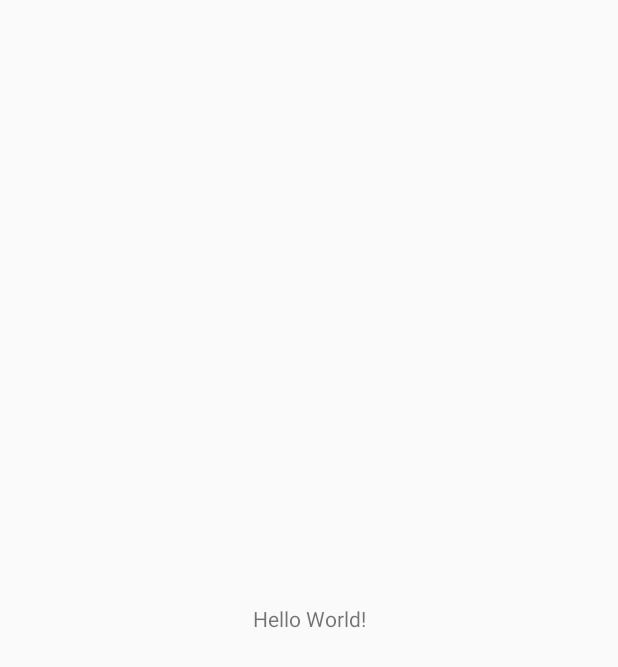
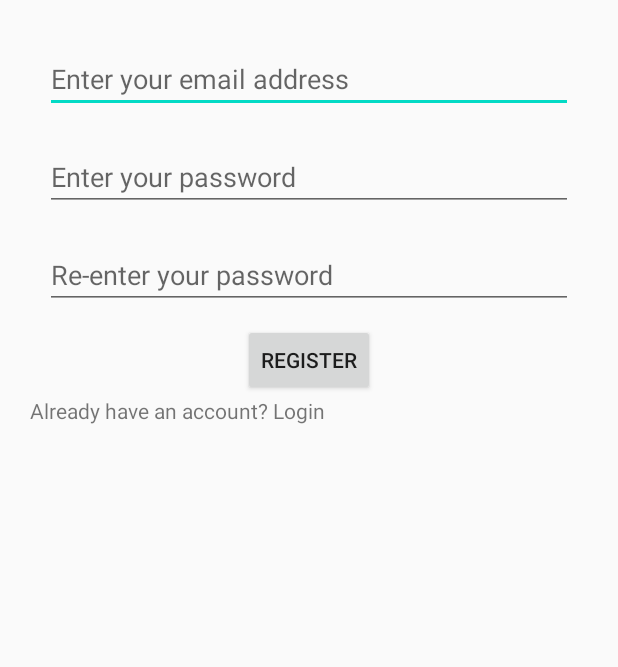
Before and after one commit to ajaseem129/CraftSanthe, an Android app: the screen it shows after launch once a user with an empty profile is signed in (MainActivity before the commit, RegisterActivity after it), on a phone screen of 412 x 824 dp. Before the commit the part shown is almost empty. Shown: the top 667 px of the screen. Run offline under Robolectric (Android 15) with nearby library versions, the phone set to English and light mode, and no system bars; our stand-ins replace Firebase (no records; nobody signed in at launch, a user with empty details on screens opened directly).

Commit message:
Minor changes

```diff
--- a/app/src/main/AndroidManifest.xml
+++ b/app/src/main/AndroidManifest.xml
@@ -5,10 +5,12 @@
     <application
         android:allowBackup="true"
         android:icon="@mipmap/ic_launcher"
-        android:label="@string/app_name"
+        android:label="@string/app_name_short"
         android:roundIcon="@mipmap/ic_launcher_round"
         android:supportsRtl="true"
         android:theme="@style/AppTheme">
+        <activity android:name=".views.RegisterActivity"></activity>
+        <activity android:name=".views.LoginActivity" />
         <activity android:name=".views.SplashActivity">
             <intent-filter>
                 <action android:name="android.intent.action.MAIN" />
@@ -17,6 +19,7 @@
             </intent-filter>
         </activity>
         <activity android:name=".views.MainActivity" />
+        <activity android:name=".views.EnterBasicInformation" />
     </application>
 
 </manifest>
--- /dev/null
+++ b/app/src/main/java/com/appdotlab/craftsanthe/model/AuthModels.kt
@@ -0,0 +1,4 @@
+package com.appdotlab.craftsanthe.model
+
+data class AuthModel(val email: String, val password: String)
+data class UserModel(val email: String,val phone: String,val userID: String,val username: String,val userType: String)
--- /dev/null
+++ b/app/src/main/java/com/appdotlab/craftsanthe/repository/AuthRepository.kt
@@ -0,0 +1,60 @@
+package com.appdotlab.craftsanthe.repository
+
+import android.app.Application
+import android.content.Context
+import android.content.SharedPreferences
+import androidx.lifecycle.MutableLiveData
+import com.appdotlab.craftsanthe.R
+import com.appdotlab.craftsanthe.model.AuthModel
+import com.appdotlab.craftsanthe.model.UserModel
+import com.appdotlab.craftsanthe.utils.Constant
+import com.google.firebase.auth.FirebaseAuth
+import com.google.firebase.firestore.DocumentReference
+import com.google.firebase.firestore.FirebaseFirestore
+
+class AuthRepository(private val context: Application)
+{
+    private var preferences: SharedPreferences = context.getSharedPreferences(context.getString(R.string.app_name_short), Context.MODE_PRIVATE)
+    private val auth = FirebaseAuth.getInstance()
+    private val firebase = FirebaseFirestore.getInstance()
+    private var ref: DocumentReference? = null
+
+    fun getUser(): String? {
+        return preferences.getString("userID","")
+    }
+    fun isNewUser():Boolean
+    {
+        return preferences.getBoolean("newUser",false)
+    }
+    /**
+     * Registers the user using Firebase Authentication and returns the status to the ViewModel
+     * Authentication method used - Email/Password
+     */
+    fun register(model: AuthModel): MutableLiveData<UserModel> {
+        val authenticatedUser = MutableLiveData<UserModel>()
+        auth.createUserWithEmailAndPassword(model.email!!, model.password!!)
+            .addOnCompleteListener { task ->
+                if (task.isSuccessful) {
+                    // Sign in success, update UI with the signed-in user's information
+                    val user = auth.currentUser
+                    val uid = user!!.uid
+                    preferences.edit()
+                        .putString("userID", uid)
+                        .putBoolean("newUser",true)
+                        .apply()
+                    Constant.methods.ToastL(context, "Your account has been created")
+                }
+                else
+                {
+                    Constant.methods.ToastL(context,task.exception?.message.toString())
+                }
+            }
+        return authenticatedUser
+    }
+    fun login(model: AuthModel)
+    {
+        val authenticatedUser = MutableLiveData<UserModel>()
+        auth.signInWithEmailAndPassword(model.email,model.password)
+    }
+
+}
--- a/app/src/main/java/com/appdotlab/craftsanthe/utils/wrappers.kt
+++ /dev/null
@@ -1,16 +0,0 @@
-package com.appdotlab.craftsanthe.utils
-
-import android.content.Context
-import android.widget.Toast
-
-class wrappers
-{
-    fun ToastL(context: Context,message:String)
-    {
-        Toast.makeText(context,message,Toast.LENGTH_LONG).show()
-    }
-    fun ToastS(context: Context,message:String)
-    {
-        Toast.makeText(context,message,Toast.LENGTH_SHORT).show()
-    }
-}
--- /dev/null
+++ b/app/src/main/java/com/appdotlab/craftsanthe/viewmodel/AuthViewModel.kt
@@ -0,0 +1,34 @@
+package com.appdotlab.craftsanthe.viewmodel
+
+import android.app.Application
+import androidx.lifecycle.AndroidViewModel
+import androidx.lifecycle.LiveData
+import androidx.lifecycle.MediatorLiveData
+import com.appdotlab.craftsanthe.model.AuthModel
+import com.appdotlab.craftsanthe.repository.AuthRepository
+
+class AuthViewModel(application: Application) : AndroidViewModel(application) {
+    private var authRepository: AuthRepository = AuthRepository(application)
+    var registerLiveData:LiveData<String>  = MediatorLiveData()
+
+    fun getUser():String? {
+        return authRepository.getUser()
+    }
+    fun isNewUser():Boolean
+    {
+        return authRepository.isNewUser()
+    }
+    fun register(model: AuthModel):Boolean
+    {
+        var res = true
+        authRepository.register(model)
+
+        return true
+    }
+    fun login(model: AuthModel)
+    {
+        authRepository.login(model)
+    }
+
+
+}
--- /dev/null
+++ b/app/src/main/java/com/appdotlab/craftsanthe/views/RegisterActivity.kt
@@ -0,0 +1,44 @@
+package com.appdotlab.craftsanthe.views
+
+import androidx.appcompat.app.AppCompatActivity
+import android.os.Bundle
+import android.view.View
+import androidx.lifecycle.ViewModelProvider
+import com.appdotlab.craftsanthe.R
+import com.appdotlab.craftsanthe.model.AuthModel
+import com.appdotlab.craftsanthe.utils.Constant
+import com.appdotlab.craftsanthe.viewmodel.AuthViewModel
+import kotlinx.android.synthetic.main.activity_register.*
+
+class RegisterActivity : AppCompatActivity(), View.OnClickListener {
+    lateinit var AuthModel: AuthModel
+    private lateinit var authViewModel: AuthViewModel
+    var isValid = false
+    override fun onCreate(savedInstanceState: Bundle?) {
+        super.onCreate(savedInstanceState)
+        setContentView(R.layout.activity_register)
+
+        authViewModel= ViewModelProvider(this).get(AuthViewModel::class.java)
+        bt_register.setOnClickListener(this)
+
+    }
+
+    override fun onClick(v: View?)
+    {
+        when(v!!.id)
+        {
+            R.id.bt_register -> {
+                val email = et_email.text.toString()
+                val password = et_password.text.toString()
+                val re_password = et_password.text.toString()
+                if (password == re_password)
+                {
+                    AuthModel = AuthModel(email,password)
+                    authViewModel.register(AuthModel)
+                }
+                else
+                    Constant.methods.ToastL(this,"Passwords do not match")
+            }
+        }
+    }
+}
--- a/app/src/main/java/com/appdotlab/craftsanthe/views/SplashActivity.kt
+++ b/app/src/main/java/com/appdotlab/craftsanthe/views/SplashActivity.kt
@@ -4,21 +4,27 @@ import android.content.Intent
 import androidx.appcompat.app.AppCompatActivity
 import android.os.Bundle
 import android.os.Handler
-import androidx.core.os.postDelayed
+import android.util.Log
+import androidx.lifecycle.ViewModelProvider
 import com.appdotlab.craftsanthe.R
-import com.appdotlab.craftsanthe.utils.wrappers
+import com.appdotlab.craftsanthe.utils.Constant
+import com.appdotlab.craftsanthe.viewmodel.AuthViewModel
 
 class SplashActivity : AppCompatActivity() {
     var delay: Long= 1000
+    private lateinit var authViewModel: AuthViewModel
+
     override fun onCreate(savedInstanceState: Bundle?)
     {
         super.onCreate(savedInstanceState)
         setContentView(R.layout.activity_splash)
+        authViewModel= ViewModelProvider(this).get(AuthViewModel::class.java)
 
-        var wrappers=wrappers().ToastL(this,"Loading")
+        Constant.methods.ToastL(this,"Loading")
+        checkIfUser()
         Handler().postDelayed(
             {
-                var i = Intent(this, MainActivity::class.java)
+                var i = checkIfUser()
                 i.flags=Intent.FLAG_ACTIVITY_CLEAR_TASK.or(Intent.FLAG_ACTIVITY_NEW_TASK)
                 startActivity(i)
             }, delay
@@ -26,4 +32,17 @@ class SplashActivity : AppCompatActivity() {
 
 
     }
+    fun checkIfUser(): Intent
+    {
+        var user = authViewModel.getUser()
+        var newUser = authViewModel.isNewUser()
+        return when {
+            user.isNullOrEmpty() ->
+                Intent(this, RegisterActivity::class.java)
+            newUser ->
+                Intent(this, EnterBasicInformation::class.java)
+            else ->
+                Intent(this, LoginActivity::class.java)
+        }
+    }
 }
--- /dev/null
+++ b/app/src/main/res/layout/activity_enter_basic_information.xml
@@ -0,0 +1,6 @@
+<?xml version="1.0" encoding="utf-8"?>
+<LinearLayout xmlns:android="http://schemas.android.com/apk/res/android"
+    android:orientation="vertical" android:layout_width="match_parent"
+    android:layout_height="match_parent">
+
+</LinearLayout>
--- /dev/null
+++ b/app/src/main/res/layout/activity_register.xml
@@ -0,0 +1,49 @@
+<?xml version="1.0" encoding="utf-8"?>
+<LinearLayout xmlns:android="http://schemas.android.com/apk/res/android"
+    xmlns:app="http://schemas.android.com/apk/res-auto"
+    xmlns:tools="http://schemas.android.com/tools"
+    android:layout_width="match_parent"
+    android:layout_height="match_parent"
+    android:orientation="vertical"
+    tools:context=".views.RegisterActivity"
+    android:padding="20dp">
+
+    <com.google.android.material.textfield.TextInputEditText
+        android:layout_width="match_parent"
+        android:layout_height="wrap_content"
+        android:id="@+id/et_email"
+        android:hint="@string/enter_your_email_address"
+        android:inputType="textEmailAddress"
+        android:layout_margin="@dimen/_10dp"
+        />
+    <com.google.android.material.textfield.TextInputEditText
+        android:layout_width="match_parent"
+        android:layout_height="wrap_content"
+        android:id="@+id/et_password"
+        android:hint="@string/enter_your_password"
+        android:layout_margin="@dimen/_10dp"
+
+        />
+    <com.google.android.material.textfield.TextInputEditText
+        android:layout_width="match_parent"
+        android:layout_height="wrap_content"
+        android:id="@+id/et_re_password"
+        android:hint="@string/re_enter_your_password"
+        android:layout_margin="@dimen/_10dp"
+
+        />
+    <Button
+        android:id="@+id/bt_register"
+        android:layout_width="wrap_content"
+        android:layout_height="wrap_content"
+        android:text="@string/register"
+        tools:layout_editor_absoluteX="161dp"
+        tools:layout_editor_absoluteY="627dp"
+        android:layout_gravity="center"/>
+    <com.google.android.material.textview.MaterialTextView
+        android:layout_width="match_parent"
+        android:layout_height="wrap_content"
+        android:text="@string/already_have_an_account_login"
+        android:id="@+id/tv_login"
+        />
+</LinearLayout>
--- a/app/src/main/res/values/strings.xml
+++ b/app/src/main/res/values/strings.xml
@@ -1,4 +1,12 @@
 <resources>
-    <string name="app_name">Craft Santhe</string>
+    <string name="app_name_short">Craft Santhe</string>
+    <string name="app_name_long">Crafts and Gifts Santhe</string>
     <string name="back">Back</string>
+    <string name="enter_phone_number">Enter Phone number</string>
+    <string name="register">Register</string>
+    <string name="already_have_an_account_login">Already have an account? Login</string>
+    <string name="enter_your_password">Enter your password</string>
+    <string name="re_enter_your_password">Re-enter your password</string>
+    <string name="enter_your_email_address">Enter your email address</string>
+    <string name="login">Login</string>
 </resources>
```
Also changed, not shown: app/build.gradle (+15 -6 lines), app/src/main/java/com/appdotlab/craftsanthe/utils/Constant.kt (added, +24 -0 lines), app/src/main/java/com/appdotlab/craftsanthe/views/EnterBasicInformation.kt (added, +13 -0 lines), app/src/main/java/com/appdotlab/craftsanthe/views/LoginActivity.kt (added, +38 -0 lines), app/src/main/res/layout/activity_login.xml (added, +38 -0 lines).
